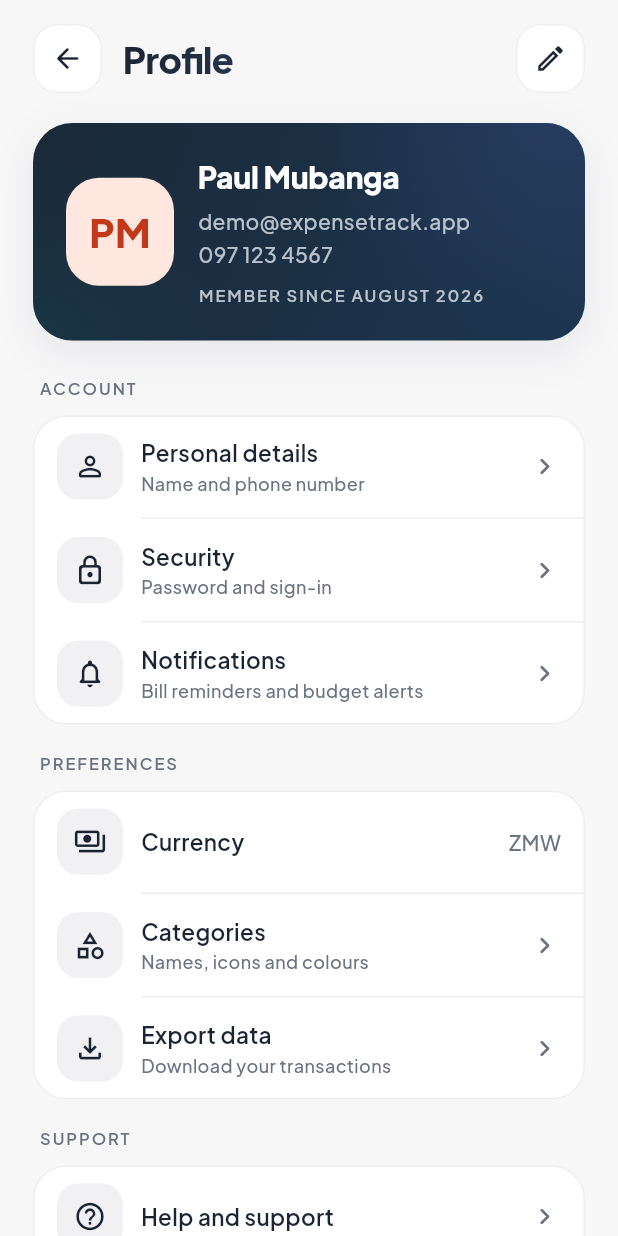
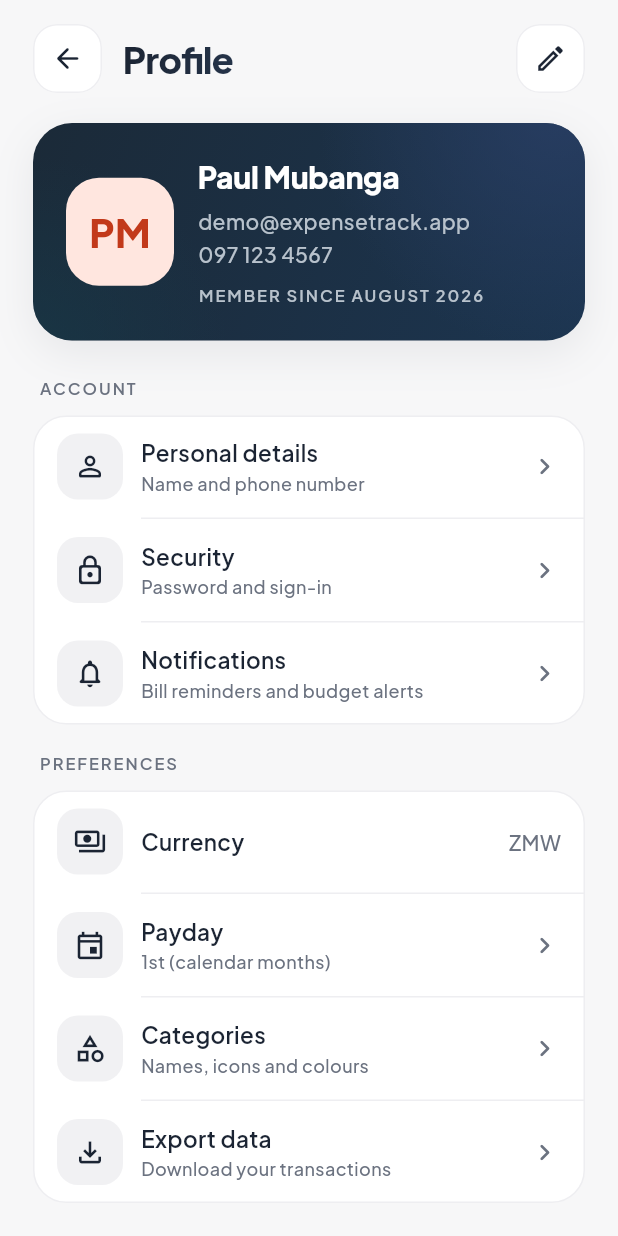
Before and after one commit to X3KSIS/Mobile-Expense-Tracker, a Flutter app: the screen it shows after launch, after a tap on "Sign in", after a tap on "PM", on a phone screen of 412 x 824 dp. Run offline on Flutter 3.47's test engine with Material 3 defaults, Android fonts, the phone set to English and light mode, and no system bars; our stand-ins replace go_router.

Commit message:
feat(payday): safe-to-spend card, budgets per pay cycle and a payday setting
Home shows how much can be spent today so the money in the wallets
lasts to payday, with a status (on track, tight, runs short) and the pace
it is spent at. Budgets and the budget alert are measured from payday to
payday. The payday is picked from the Home card or Profile.

```diff
--- a/lib/routing/router.dart
+++ b/lib/routing/router.dart
@@ -147,7 +147,10 @@ GoRouter router(AuthRepository authRepository) {
         path: Routes.profile,
         parentNavigatorKey: rootNavigatorKey,
         builder: (context, state) => ChangeNotifierProvider(
-          create: (context) => ProfileViewModel(authRepository: context.read()),
+          create: (context) => ProfileViewModel(
+            authRepository: context.read(),
+            settingsRepository: context.read(),
+          ),
           child: Builder(
             builder: (context) =>
                 ProfileScreen(viewModel: context.read<ProfileViewModel>()),
@@ -282,6 +285,7 @@ StatefulShellRoute _shell() => StatefulShellRoute(
               budgetRepository: context.read(),
               transactionRepository: context.read(),
               categoryRepository: context.read(),
+              settingsRepository: context.read(),
             ),
             child: Builder(
               builder: (context) =>
--- a/lib/ui/home/view_models/home_view_model.dart
+++ b/lib/ui/home/view_models/home_view_model.dart
@@ -5,9 +5,12 @@ import '../../../data/repositories/budget/budget_repository.dart';
 import '../../../data/repositories/settings/settings_repository.dart';
 import '../../../data/repositories/transaction/transaction_repository.dart';
 import '../../../data/repositories/wallet/wallet_repository.dart';
+import '../../../domain/models/budget.dart';
 import '../../../domain/models/budget_alert.dart';
 import '../../../domain/models/budget_progress.dart';
+import '../../../domain/models/cycle_forecast.dart';
 import '../../../domain/models/monthly_summary.dart';
+import '../../../domain/models/pay_cycle.dart';
 import '../../../domain/models/theme_preference.dart';
 import '../../../domain/models/transaction.dart';
 import '../../../domain/models/wallet_balances.dart';
@@ -53,7 +56,8 @@ class HomeViewModel extends ChangeNotifier {
   late final Command1<void, String> delete;
 
   MonthlySummary? _summary;
-  BudgetAlert? _budgetAlert;
+  List<Budget> _budgets = const [];
+  List<Transaction> _all = const [];
   List<Transaction> _recentTransactions = const [];
   List<WalletBalance> _wallets = const [];
   bool _hideAmounts = false;
@@ -61,8 +65,37 @@ class HomeViewModel extends ChangeNotifier {
 
   MonthlySummary? get summary => _summary;
 
-  /// The budget closest to its limit, or null when none needs attention.
-  BudgetAlert? get budgetAlert => _budgetAlert;
+  /// The current pay cycle (a calendar month when payday is the 1st).
+  PayCycle get cycle =>
+      PayCycle.containing(_clock(), _settingsRepository.payday);
+
+  /// Days to the next payday, counting today.
+  int get daysToPayday => cycle.daysLeft(_clock());
+
+  /// Day of the month pay arrives.
+  int get payday => _settingsRepository.payday;
+
+  void setPayday(int day) => _settingsRepository.setPayday(day);
+
+  /// The budget closest to its limit this pay cycle, or null when none
+  /// needs attention.
+  BudgetAlert? get budgetAlert {
+    final c = cycle;
+    final progress = BudgetProgress.forPeriod(_budgets, _all, c.start, c.end);
+    return BudgetProgress.topAlert(progress)?.toAlert();
+  }
+
+  /// What can be spent each day until payday, and whether the money lasts.
+  /// Null until wallets have loaded.
+  CycleForecast? get forecast {
+    if (_wallets.isEmpty) return null;
+    return CycleForecast.compute(
+      cycle: cycle,
+      now: _clock(),
+      balance: WalletBalance.total(_wallets),
+      transactions: _all,
+    );
+  }
 
   List<Transaction> get recentTransactions => _recentTransactions;
 
@@ -131,9 +164,9 @@ class HomeViewModel extends ChangeNotifier {
           Ok(value: final wallets),
           Ok(value: final transfers),
         ):
-          final progress = BudgetProgress.forMonth(budgets, all, _clock());
           _summary = summary;
-          _budgetAlert = BudgetProgress.topAlert(progress)?.toAlert();
+          _budgets = budgets;
+          _all = all;
           _recentTransactions = recent;
           _wallets = WalletBalance.compute(wallets, all, transfers);
           return const Result.ok(null);
--- a/lib/ui/home/widgets/home_screen.dart
+++ b/lib/ui/home/widgets/home_screen.dart
@@ -5,6 +5,7 @@ import '../../../domain/models/theme_preference.dart';
 import '../../../routing/routes.dart';
 import '../../core/themes/dimens.dart';
 import '../../core/ui/fade_switcher.dart';
+import '../../core/ui/payday_picker.dart';
 import '../../core/ui/skeleton_screens.dart';
 import '../../core/ui/transaction_details_sheet.dart';
 import '../../core/ui/slow_refresh.dart';
@@ -15,6 +16,7 @@ import 'home_error_view.dart';
 import 'home_header.dart';
 import 'quick_actions.dart';
 import 'recent_activity.dart';
+import 'safe_to_spend_card.dart';
 import 'wallet_strip.dart';
 
 /// Dashboard: header, balance, budget alert, quick actions and recent
@@ -143,6 +145,22 @@ class _HomeContent extends StatelessWidget {
           hideAmounts: viewModel.hideAmounts,
           onToggleHideAmounts: viewModel.toggleHideAmounts,
         ),
+        if (viewModel.forecast case final forecast?) ...[
+          const SizedBox(height: Dimens.gapL),
+          SafeToSpendCard(
+            forecast: forecast,
+            payday: viewModel.payday,
+            daysLeft: viewModel.daysToPayday,
+            hideAmounts: viewModel.hideAmounts,
+            onChangePayday: () async {
+              final day = await showPaydayPicker(
+                context,
+                current: viewModel.payday,
+              );
+              if (day != null) viewModel.setPayday(day);
+            },
+          ),
+        ],
         FadeSwitcher(
           child: alert == null
               ? const SizedBox(width: double.infinity, key: ValueKey('none'))
--- /dev/null
+++ b/lib/ui/home/widgets/safe_to_spend_card.dart
@@ -0,0 +1,128 @@
+import 'package:flutter/material.dart';
+
+import '../../../domain/models/cycle_forecast.dart';
+import '../../../utils/currency.dart';
+import '../../../utils/dates.dart';
+import '../../core/themes/colors.dart';
+import '../../core/themes/dimens.dart';
+import '../../core/themes/theme.dart';
+import '../../core/ui/animated_number.dart';
+import '../../core/ui/status_badge.dart';
+
+/// How much can be spent today so the money lasts to payday, whether it
+/// will at the current pace, and the payday (tap to change it).
+class SafeToSpendCard extends StatelessWidget {
+  const SafeToSpendCard({
+    super.key,
+    required this.forecast,
+    required this.payday,
+    required this.daysLeft,
+    required this.hideAmounts,
+    required this.onChangePayday,
+  });
+
+  final CycleForecast forecast;
+
+  /// Day of the month pay arrives.
+  final int payday;
+
+  /// Days to the next payday, counting today.
+  final int daysLeft;
+  final bool hideAmounts;
+  final VoidCallback onChangePayday;
+
+  static const String _mask = '••••';
+
+  @override
+  Widget build(BuildContext context) {
+    final colors = context.colors;
+    final days = daysLeft;
+    final until = forecast.cycle.isCalendarMonth
+        ? 'month end'
+        : 'payday (${formatDayMonth(forecast.payday)})';
+    return Container(
+      padding: const EdgeInsets.all(Dimens.cardPadding),
+      decoration: BoxDecoration(
+        color: colors.surface,
+        borderRadius: BorderRadius.circular(Dimens.radiusCard),
+        border: Border.all(color: colors.border),
+      ),
+      child: Column(
+        crossAxisAlignment: CrossAxisAlignment.stretch,
+        children: [
+          Row(
+            children: [
+              Expanded(
+                child: Text(
+                  'SAFE TO SPEND TODAY',
+                  style: context.text.overline,
+                ),
+              ),
+              _Status(forecast: forecast),
+            ],
+          ),
+          const SizedBox(height: Dimens.gapS),
+          AnimatedNumber(
+            value: forecast.safePerDay,
+            builder: (context, value) => Text(
+              hideAmounts ? '$currencyCode $_mask' : formatZmw(value),
+              style: context.text.amountMedium,
+            ),
+          ),
+          const SizedBox(height: Dimens.gapXs),
+          Text(
+            '$days day${days == 1 ? '' : 's'} to $until',
+            style: context.text.label,
+          ),
+          const SizedBox(height: Dimens.gapM),
+          const Divider(),
+          const SizedBox(height: Dimens.gapS),
+          Row(
+            children: [
+              Expanded(
+                child: Text(_pace(), style: context.text.caption, maxLines: 2),
+              ),
+              TextButton.icon(
+                onPressed: onChangePayday,
+                icon: const Icon(
+                  Icons.event_outlined,
+                  size: Dimens.iconSizeSmall,
+                ),
+                label: Text('Payday ${ordinal(payday)}'),
+              ),
+            ],
+          ),
+        ],
+      ),
+    );
+  }
+
+  String _pace() {
+    final average = hideAmounts ? _mask : formatZmw(forecast.averagePerDay);
+    final runsOut = forecast.runsOutOn;
+    return switch (forecast.status) {
+      ForecastStatus.empty => 'Nothing left in your wallets.',
+      ForecastStatus.onTrack when runsOut == null => 'No spending yet.',
+      ForecastStatus.onTrack => 'At $average a day, it lasts to payday.',
+      ForecastStatus.tight || ForecastStatus.short =>
+        'At $average a day, it runs out on ${formatDayMonth(runsOut!)}.',
+    };
+  }
+}
+
+class _Status extends StatelessWidget {
+  const _Status({required this.forecast});
+
+  final CycleForecast forecast;
+
+  @override
+  Widget build(BuildContext context) {
+    final (tone, label) = switch (forecast.status) {
+      ForecastStatus.onTrack => (StatusTone.success, 'On track'),
+      ForecastStatus.tight => (StatusTone.warning, 'Tight'),
+      ForecastStatus.short => (StatusTone.danger, 'Runs short'),
+      ForecastStatus.empty => (StatusTone.danger, 'Empty'),
+    };
+    return StatusBadge(tone: tone, label: label);
+  }
+}
--- a/lib/ui/profile/view_models/profile_view_model.dart
+++ b/lib/ui/profile/view_models/profile_view_model.dart
@@ -1,20 +1,26 @@
 import 'package:flutter/foundation.dart';
 
 import '../../../data/repositories/auth/auth_repository.dart';
+import '../../../data/repositories/settings/settings_repository.dart';
 import '../../../domain/models/app_user.dart';
 import '../../../utils/command.dart';
 import '../../../utils/dates.dart';
 
-/// State for the Profile screen: the signed-in user and sign-out.
+/// State for the Profile screen: the signed-in user, payday and sign-out.
 ///
 /// Rebuilds when the user changes, e.g. after editing personal details.
 class ProfileViewModel extends ChangeNotifier {
-  ProfileViewModel({required this._authRepository}) {
+  ProfileViewModel({
+    required this._authRepository,
+    required this._settingsRepository,
+  }) {
     _authRepository.addListener(_onAuthChanged);
+    _settingsRepository.addListener(_onAuthChanged);
     signOut = Command0<void>(_authRepository.signOut);
   }
 
   final AuthRepository _authRepository;
+  final SettingsRepository _settingsRepository;
 
   /// Signs out. The router then sends the user to the sign-in screen.
   late final Command0<void> signOut;
@@ -37,6 +43,15 @@ class ProfileViewModel extends ChangeNotifier {
     return 'Member since ${formatMonthYear(current.createdAt)}';
   }
 
+  /// Day of the month pay arrives.
+  int get payday => _settingsRepository.payday;
+
+  /// e.g. '25th of the month', or '1st (calendar months)'.
+  String get paydayLabel =>
+      payday == 1 ? '1st (calendar months)' : '${ordinal(payday)} of the month';
+
+  void setPayday(int day) => _settingsRepository.setPayday(day);
+
   void _onAuthChanged() {
     if (!_disposed) notifyListeners();
   }
@@ -45,6 +60,7 @@ class ProfileViewModel extends ChangeNotifier {
   void dispose() {
     _disposed = true;
     _authRepository.removeListener(_onAuthChanged);
+    _settingsRepository.removeListener(_onAuthChanged);
     signOut.dispose();
     super.dispose();
   }
--- a/lib/ui/profile/widgets/profile_screen.dart
+++ b/lib/ui/profile/widgets/profile_screen.dart
@@ -6,6 +6,7 @@ import '../../core/themes/dimens.dart';
 import '../../core/ui/app_logo.dart';
 import '../../core/ui/header_icon_button.dart';
 import '../../core/ui/screen_header.dart';
+import '../../core/ui/payday_picker.dart';
 import '../view_models/profile_view_model.dart';
 import 'profile_card.dart';
 import 'profile_menu.dart';
@@ -60,6 +61,14 @@ class _ProfileScreenState extends State<ProfileScreen> {
   void _comingSoon(String feature) => _showSnackBar('$feature is coming soon');
 
   void _editProfile() => context.push(Routes.editProfile);
+
+  Future<void> _pickPayday() async {
+    final day = await showPaydayPicker(
+      context,
+      current: widget.viewModel.payday,
+    );
+    if (day != null) widget.viewModel.setPayday(day);
+  }
 
   void _showAbout() {
     showAboutDialog(
@@ -155,6 +164,12 @@ class _ProfileScreenState extends State<ProfileScreen> {
           value: ProfileViewModel.currency,
         ),
         ProfileMenuItem(
+          icon: Icons.event_outlined,
+          title: 'Payday',
+          subtitle: widget.viewModel.paydayLabel,
+          onTap: _pickPayday,
+        ),
+        ProfileMenuItem(
           icon: Icons.category_outlined,
           title: 'Categories',
           subtitle: 'Names, icons and colours',
--- a/lib/utils/dates.dart
+++ b/lib/utils/dates.dart
@@ -51,3 +51,17 @@ DateTime dateOnly(DateTime d) => DateTime(d.year, d.month, d.day);
 
 /// The first day of [d]'s month.
 DateTime monthOf(DateTime d) => DateTime(d.year, d.month);
+
+/// 1st, 2nd, 3rd, 4th … 11th, 12th, 13th … 21st, 22nd, 23rd.
+String ordinal(int n) {
+  if (n % 100 >= 11 && n % 100 <= 13) return '${n}th';
+  return switch (n % 10) {
+    1 => '${n}st',
+    2 => '${n}nd',
+    3 => '${n}rd',
+    _ => '${n}th',
+  };
+}
+
+/// e.g. "25 Dec".
+String formatDayMonth(DateTime date) => DateFormat('d MMM').format(date);
```
Also changed, not shown: lib/ui/budgets/view_models/budgets_view_model.dart (+27 -12 lines), lib/ui/budgets/widgets/budgets_screen.dart (+6 -3 lines), lib/ui/core/ui/payday_picker.dart (added, +133 -0 lines), 5 other files.
